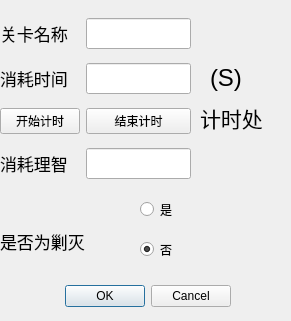
Old version of the form timerecorddlg.ui in the repository cppIdiot/akscript.
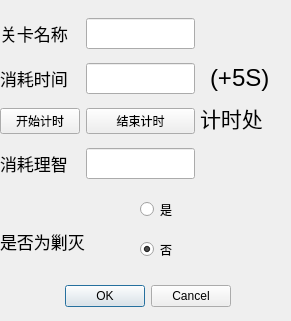
New version of the form.

```diff
--- a/timerecorddlg.ui
+++ b/timerecorddlg.ui
@@ -34,7 +34,7 @@
     <rect>
      <x>0</x>
      <y>10</y>
-     <width>191</width>
+     <width>195</width>
      <height>181</height>
     </rect>
    </property>
@@ -196,7 +196,7 @@
     <rect>
      <x>210</x>
      <y>60</y>
-     <width>40</width>
+     <width>81</width>
      <height>35</height>
     </rect>
    </property>
@@ -207,7 +207,7 @@
     </font>
    </property>
    <property name="text">
-    <string>(S)</string>
+    <string>(+5S)</string>
    </property>
   </widget>
  </widget>
```
